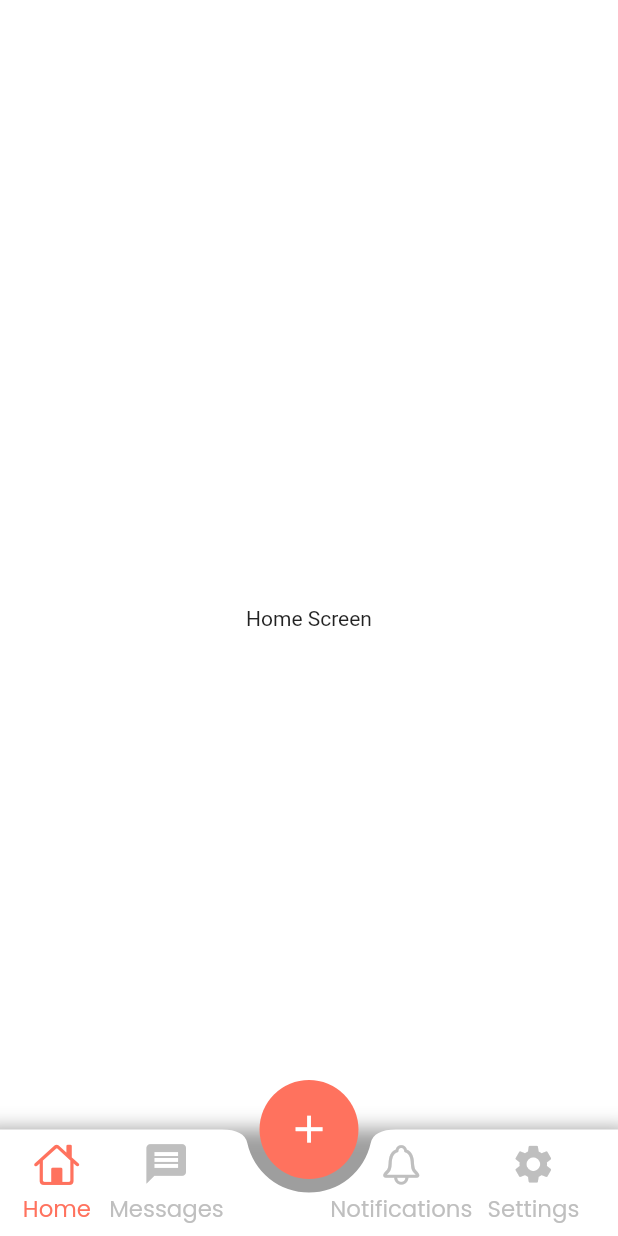
After one commit to alihadi5125/jobfind, a Flutter app: the JobPosterDashboard screen opened directly, on a phone screen of 412 x 824 dp. The commit adds this screen. Run offline on Flutter 3.47's test engine with Material 2 defaults, Android fonts, the phone set to English and light mode, and no system bars; our stand-ins replace bloc, flutter_bloc, flutter_screenutil, google_fonts, smooth_page_indicator.

Commit message:
26-June-2022(Job Poster Dashboard PageView Done)

```diff
--- a/lib/authentication/views/screens/forgot_pass_number_screen.dart
+++ b/lib/authentication/views/screens/forgot_pass_number_screen.dart
@@ -71,14 +71,10 @@ class ForgotButtonPhoneNumberScreen extends StatelessWidget {
                   height: 50.sp,
                 ),
                 AppButtons.customFilledButton(
-                  onTopText: AppStrings.forgotPasswordScreenFifthText ,
+                  onTopText: AppStrings.forgotPasswordScreenSeventhText ,
                   color: AppColors.themeRed,
                   googleButton: false,
-                  onTap: () => Navigator.of(context).push(
-                    MaterialPageRoute(
-                      builder: (context) => const ForgotPasswordOtpScreen(),
-                    ),
-                  ),
+                  onTap: (){}
                 ),
               ],
             ),
--- a/lib/authentication/views/screens/login_views.dart
+++ b/lib/authentication/views/screens/login_views.dart
@@ -15,6 +15,7 @@ import 'package:jobfind/constant_components/app_textstyles.dart';
 import 'package:jobfind/constant_components/custom_slide_page_transition.dart';
 import 'package:jobfind/constant_components/app_buttons.dart';
 import 'package:jobfind/constant_components/custom_textfield.dart';
+import 'package:jobfind/job_poster/views/screens/job_poster_dashboard.dart';
 
 class LoginScreen extends StatelessWidget {
   const LoginScreen({Key? key}) : super(key: key);
@@ -122,12 +123,11 @@ class LoginScreen extends StatelessWidget {
                 onTopText: AppStrings.loginScreenFirstText,
                 color: AppColors.themeRed,
                 googleButton: false,
-                onTap: (){},
-                // onTap: () => Navigator.of(context).push(
-                //   MaterialPageRoute(
-                //     builder: (context) => const DashboardPageViewScreen(),
-                //   ),
-                // ),
+                onTap: () => Navigator.of(context).push(
+                  MaterialPageRoute(
+                    builder: (context) => const JobPosterDashboard(),
+                  ),
+                ),
               ),
               SizedBox(
                 height: 8.sp,
--- a/lib/constant_components/app_properties.dart
+++ b/lib/constant_components/app_properties.dart
@@ -26,4 +26,8 @@ class AppProperties {
   //forgot password controllers
   static TextEditingController forgotPasswordEmailController =
       TextEditingController();
+
+  //job poster dashboard controller
+  static PageController jobPosterDashboardSelectedPage =
+  PageController(initialPage: 0);
 }
--- a/lib/constant_components/app_strings.dart
+++ b/lib/constant_components/app_strings.dart
@@ -42,4 +42,11 @@ class AppStrings {
   static const String forgotPasswordScreenSeventhText = 'Confirm';
 
 
+  //Job Poster Dashboard texts
+  static const String jobPosterFirstText = 'Home';
+  static const String jobPosterSecondText = 'Messages';
+  static const String jobPosterThirdText = 'Notifications';
+  static const String jobPosterFourthText = 'Settings';
+
+
 }
--- a/lib/constant_components/app_textstyles.dart
+++ b/lib/constant_components/app_textstyles.dart
@@ -78,3 +78,15 @@ final forgotPasswordTextStyle = GoogleFonts.poppins(
   fontWeight: FontWeight.normal,
   color: AppColors.themeRed,
 );
+
+final jobPostBottomNavBarFirstTextStyle = GoogleFonts.poppins(
+  color: AppColors.themeRed,
+  fontSize: 15.sp,
+  fontWeight: FontWeight.w400,
+);
+
+final jobPostBottomNavBarSecondTextStyle = GoogleFonts.poppins(
+  color: AppColors.dividerColor,
+  fontSize: 15.sp,
+  fontWeight: FontWeight.w400,
+);
--- /dev/null
+++ b/lib/job_poster/conrollers/cubits/job_poster_dashboard_pageview_cubit.dart
@@ -0,0 +1,8 @@
+import 'package:bloc/bloc.dart';
+
+class JobPosterDashboardPageviewCubit extends Cubit<int> {
+  JobPosterDashboardPageviewCubit(int initialState) : super(0);
+  setIndex({required pageIndex}){
+    emit(pageIndex);
+  }
+}
--- /dev/null
+++ b/lib/job_poster/views/custom_widgets/bottom_navigation_bar.dart
@@ -0,0 +1,232 @@
+import 'package:flutter/cupertino.dart';
+import 'package:flutter/material.dart';
+import 'package:flutter_bloc/flutter_bloc.dart';
+import 'package:flutter_screenutil/flutter_screenutil.dart';
+import 'package:google_fonts/google_fonts.dart';
+import 'package:jobfind/constant_components/app_colors.dart';
+import 'package:jobfind/constant_components/app_constants.dart';
+import 'package:jobfind/constant_components/app_icons.dart';
+import 'package:jobfind/constant_components/app_properties.dart';
+import 'package:jobfind/constant_components/app_strings.dart';
+import 'package:jobfind/constant_components/app_textstyles.dart';
+import 'package:jobfind/job_poster/conrollers/cubits/job_poster_dashboard_pageview_cubit.dart';
+
+class SponsorBottomNavigationBar extends StatelessWidget {
+  const SponsorBottomNavigationBar({Key? key}) : super(key: key);
+
+  @override
+  Widget build(BuildContext context) {
+    return Container(
+      height: 70.sp,
+      width: 1.sw,
+      decoration: BoxDecoration(boxShadow: [
+        BoxShadow(
+          offset: Offset(-2.sp, 10.sp),
+          blurRadius: 10.sp,
+          spreadRadius: 10.sp,
+          color: Colors.black38,
+        ),
+      ]),
+      child: BottomAppBar(
+        color: AppColors.white,
+        elevation: 0,
+        shape: const CircularNotchedRectangle(),
+        notchMargin: 9.sp,
+        child: BlocBuilder<JobPosterDashboardPageviewCubit, int>(
+          builder: (context, state) {
+            return ListView(
+              shrinkWrap: true,
+              padding: EdgeInsets.only(
+                left: 15.sp,
+                right: 20.sp,
+                top: 8.sp,
+                bottom: 3.sp,
+              ),
+              scrollDirection: Axis.horizontal,
+              physics: const NeverScrollableScrollPhysics(),
+              children: [
+                InkWell(
+                  highlightColor: Colors.transparent,
+                  splashColor: Colors.transparent,
+                  onTap: () {
+                    context
+                        .read<JobPosterDashboardPageviewCubit>()
+                        .setIndex(pageIndex: 0);
+                    AppProperties.jobPosterDashboardSelectedPage.animateToPage(
+                      0,
+                      duration: const Duration(
+                        milliseconds: 1,
+                      ),
+                      curve: Curves.easeInOut,
+                    );
+                  },
+                  child: Column(
+                    children: [
+                      Expanded(
+                        flex: 1,
+                        child: Icon(
+                          CupertinoIcons.home,
+                          color: state == 0 ? AppColors.themeRed : AppColors.dividerColor,
+                          size: 30.sp,
+                        ),
+                      ),
+                      Expanded(
+                        flex: 1,
+                        child: Align(
+                          alignment: Alignment.center,
+                          child: FittedBox(
+                            child: Text(
+                              AppStrings.jobPosterFirstText,
+                              style: state == 0
+                                  ? jobPostBottomNavBarFirstTextStyle
+                                  : jobPostBottomNavBarSecondTextStyle,
+                            ),
+                          ),
+                        ),
+                      ),
+                    ],
+                  ),
+                ),
+                SizedBox(
+                  width: 12.sp,
+                ),
+                InkWell(
+                  highlightColor: Colors.transparent,
+                  splashColor: Colors.transparent,
+                  onTap: () {
+                    context
+                        .read<JobPosterDashboardPageviewCubit>()
+                        .setIndex(pageIndex: 1);
+                    AppProperties.jobPosterDashboardSelectedPage.animateToPage(
+                      1,
+                      duration: const Duration(
+                        milliseconds: 1,
+                      ),
+                      curve: Curves.easeInOut,
+                    );
+                  },
+                  child: Column(
+                    children: [
+                      Expanded(
+                        flex: 1,
+                        child: Icon(
+                          AppIcons.icon_material_message,
+                          color: state == 1 ? AppColors.themeRed : AppColors.dividerColor,
+                          size: 28.sp,
+                        ),
+                      ),
+                      Expanded(
+                        flex: 1,
+                        child: Align(
+                          alignment: Alignment.center,
+                          child: FittedBox(
+                            child: Text(
+                              AppStrings.jobPosterSecondText,
+                              style: state == 1
+                                  ? jobPostBottomNavBarFirstTextStyle
+                                  : jobPostBottomNavBarSecondTextStyle,
+                            ),
+                          ),
+                        ),
+                      ),
+                    ],
+                  ),
+                ),
+                SizedBox(
+                  width: 70.sp,
+                ),
+                InkWell(
+                  highlightColor: Colors.transparent,
+                  splashColor: Colors.transparent,
+                  onTap: () {
+                    context
+                        .read<JobPosterDashboardPageviewCubit>()
+                        .setIndex(pageIndex: 2);
+                    AppProperties.jobPosterDashboardSelectedPage.animateToPage(
+                      2,
+                      duration: const Duration(
+                        milliseconds: 1,
+                      ),
+                      curve: Curves.easeInOut,
+                    );
+                  },
+                  child: Column(
+                    children: [
+                      Expanded(
+                        flex: 1,
+                        child: Icon(
+                          CupertinoIcons.bell,
+                          color: state == 2 ? AppColors.themeRed : AppColors.dividerColor,
+                          size: 30.sp,
+                        ),
+                      ),
+                      Expanded(
+                        flex: 1,
+                        child: Align(
+                          alignment: Alignment.center,
+                          child: FittedBox(
+                            child: Text(
+                              AppStrings.jobPosterThirdText,
+                              style: state == 2
+                                  ? jobPostBottomNavBarFirstTextStyle
+                                  : jobPostBottomNavBarSecondTextStyle,
+                            ),
+                          ),
+                        ),
+                      ),
+                    ],
+                  ),
+                ),
+                SizedBox(
+                  width: 10.sp,
+                ),
+                InkWell(
+                  highlightColor: Colors.transparent,
+                  splashColor: Colors.transparent,
+                  onTap: () {
+                    context
+                        .read<JobPosterDashboardPageviewCubit>()
+                        .setIndex(pageIndex: 3);
+                    AppProperties.jobPosterDashboardSelectedPage.animateToPage(
+                      3,
+                      duration: const Duration(
+                        milliseconds: 1,
+                      ),
+                      curve: Curves.easeInOut,
+                    );
+                  },
+                  child: Column(
+                    children: [
+                      Expanded(
+                        flex: 1,
+                        child: Icon(
+                          Icons.settings,
+                          color: state == 3 ? AppColors.themeRed : AppColors.dividerColor,
+                          size: 30.sp,
+                        ),
+                      ),
+                      Expanded(
+                        flex: 1,
+                        child: Align(
+                          alignment: Alignment.center,
+                          child: FittedBox(
+                            child: Text(
+                              AppStrings.jobPosterFourthText,
+                              style: state == 3
+                                  ? jobPostBottomNavBarFirstTextStyle
+                                  : jobPostBottomNavBarSecondTextStyle,
+                            ),
+                          ),
+                        ),
+                      ),
+                    ],
+                  ),
+                ),
+              ],
+            );
+          },
+        ),
+      ),
+    );
+  }
+}
--- /dev/null
+++ b/lib/job_poster/views/custom_widgets/floating_action_button.dart
@@ -0,0 +1,48 @@
+import 'package:flutter/material.dart';
+import 'package:flutter_bloc/flutter_bloc.dart';
+import 'package:flutter_screenutil/flutter_screenutil.dart';
+import 'package:jobfind/constant_components/app_colors.dart';
+import 'package:jobfind/constant_components/app_properties.dart';
+import 'package:jobfind/job_poster/conrollers/cubits/job_poster_dashboard_pageview_cubit.dart';
+
+class CenterButton extends StatelessWidget {
+  const CenterButton({Key? key}) : super(key: key);
+
+  @override
+  Widget build(BuildContext context) {
+    return BlocBuilder<JobPosterDashboardPageviewCubit, int>(
+      builder: (context, state) {
+        return InkWell(
+          highlightColor: Colors.transparent,
+          splashColor: Colors.transparent,
+          onTap: () {
+            context
+                .read<JobPosterDashboardPageviewCubit>()
+                .setIndex(pageIndex: 4);
+            AppProperties.jobPosterDashboardSelectedPage.animateToPage(
+              4,
+              duration: const Duration(
+                milliseconds: 1,
+              ),
+              curve: Curves.easeInOut,
+            );
+          },
+          child: Container(
+            height: 65.sp,
+            width: 65.sp,
+            decoration: BoxDecoration(
+              color: AppColors.themeRed,
+              shape: BoxShape.circle,
+
+            ),
+            child: Icon(
+              Icons.add,
+              color: AppColors.white,
+              size: 30.sp,
+            ),
+          ),
+        );
+      },
+    );
+  }
+}
--- /dev/null
+++ b/lib/job_poster/views/screens/job_poster_dashboard.dart
@@ -0,0 +1,99 @@
+import 'package:flutter/material.dart';
+import 'package:flutter_bloc/flutter_bloc.dart';
+import 'package:flutter_screenutil/flutter_screenutil.dart';
+import 'package:jobfind/constant_components/app_colors.dart';
+import 'package:jobfind/constant_components/app_icons.dart';
+import 'package:jobfind/constant_components/app_properties.dart';
+import 'package:jobfind/job_poster/conrollers/cubits/job_poster_dashboard_pageview_cubit.dart';
+import 'package:jobfind/job_poster/views/custom_widgets/bottom_navigation_bar.dart';
+import 'package:jobfind/job_poster/views/custom_widgets/floating_action_button.dart';
+
+class JobPosterDashboard extends StatelessWidget {
+  const JobPosterDashboard({Key? key}) : super(key: key);
+
+  @override
+  Widget build(BuildContext context) {
+    return SafeArea(
+      child: BlocBuilder<JobPosterDashboardPageviewCubit, int>(
+        builder: (context, state) {
+          return Scaffold(
+            extendBody: true,
+            floatingActionButtonLocation:
+                FloatingActionButtonLocation.centerDocked,
+            floatingActionButton: const CenterButton(),
+            bottomNavigationBar: const SponsorBottomNavigationBar(),
+            body: Container(
+              height: 1.sh,
+              width: 1.sw,
+              color: AppColors.white,
+              child: ScrollConfiguration(
+                behavior: const ScrollBehavior().copyWith(overscroll: false),
+                child: PageView(
+                  physics: const NeverScrollableScrollPhysics(),
+                  controller: AppProperties.jobPosterDashboardSelectedPage,
+                  onPageChanged: (index) {
+                    context
+                        .read<JobPosterDashboardPageviewCubit>()
+                        .setIndex(pageIndex: null);
+                  },
+                  children: [
+                    Container(
+                      height: 1.sh,
+                      width: 1.sw,
+                      color: Colors.white,
+                      child: Center(
+                        child: Text(
+                          'Home Screen'
+                        ),
+                      ),
+                    ),
+                    Container(
+                      height: 1.sh,
+                      width: 1.sw,
+                      color: Colors.white,
+                      child: Center(
+                        child: Text(
+                            'Messages Screen'
+                        ),
+                      ),
+                    ),
+                    Container(
+                      height: 1.sh,
+                      width: 1.sw,
+                      color: Colors.white,
+                      child: Center(
+                        child: Text(
+                            'Notifications Screen'
+                        ),
+                      ),
+                    ),
+                    Container(
+                      height: 1.sh,
+                      width: 1.sw,
+                      color: Colors.white,
+                      child: Center(
+                        child: Text(
+                            'Settings Screen'
+                        ),
+                      ),
+                    ),
+                    Container(
+                      height: 1.sh,
+                      width: 1.sw,
+                      color: Colors.white,
+                      child: Center(
+                        child: Text(
+                            'New Job Post Screen'
+                        ),
+                      ),
+                    ),
+                  ],
+                ),
+              ),
+            ),
+          );
+        },
+      ),
+    );
+  }
+}
--- a/lib/main.dart
+++ b/lib/main.dart
@@ -8,6 +8,7 @@ import 'package:jobfind/authentication/controllers/cubits/signup_secure_password
 import 'package:jobfind/authentication/controllers/cubits/introduction_page_view_cubit.dart';
 import 'package:jobfind/authentication/views/screens/introduction_screen_pageview.dart';
 import 'package:jobfind/authentication/views/screens/splash_screen.dart';
+import 'package:jobfind/job_poster/conrollers/cubits/job_poster_dashboard_pageview_cubit.dart';
 
 void main() {
   WidgetsFlutterBinding.ensureInitialized();
@@ -39,6 +40,9 @@ class MyApp extends StatelessWidget {
         BlocProvider<LoginSecurePasswordCubit>(
           create: (BuildContext context) => LoginSecurePasswordCubit(false),
         ),
+        BlocProvider<JobPosterDashboardPageviewCubit>(
+          create: (BuildContext context) => JobPosterDashboardPageviewCubit(0),
+        ),
       ],
       child: ScreenUtilInit(
         designSize: const Size(375, 812),
```
Also changed, not shown: lib/job_poster/views/screens/home_screen.dart (added), lib/job_poster/views/screens/messges_screen.dart (added), lib/job_poster/views/screens/notification_screen.dart (added), lib/job_poster/views/screens/posting_new_job_screen.dart (added), lib/job_poster/views/screens/settings_screen.dart (added).
